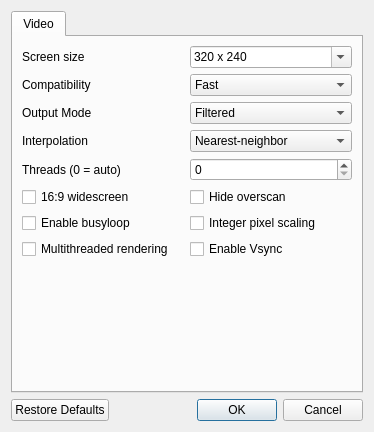
Qt form src/plugin/mupen64plus/UserInterface/MainDialog.ui (Thar0/angrylion-rdp-plus) before a commit.
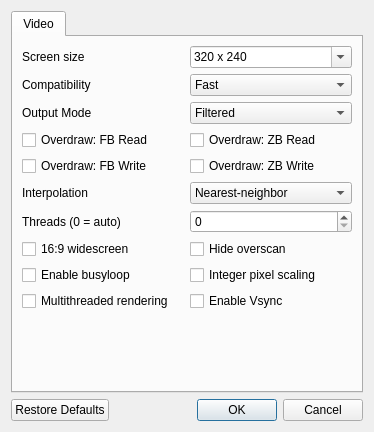
The same form after that commit.

Commit message: Overdraw visualization

The edit to the form file:
```diff
--- a/src/plugin/mupen64plus/UserInterface/MainDialog.ui
+++ b/src/plugin/mupen64plus/UserInterface/MainDialog.ui
@@ -171,6 +171,55 @@
            </item>
           </layout>
          </item>
+         <item>
+          <layout class="QHBoxLayout" name="horizontalLayout_12">
+           <property name="bottomMargin">
+            <number>0</number>
+           </property>
+           <item>
+            <layout class="QVBoxLayout" name="verticalLayout_8">
+             <property name="bottomMargin">
+              <number>0</number>
+             </property>
+             <item>
+              <widget class="QCheckBox" name="viOverdrawFbRdCheckBox">
+               <property name="text">
+                <string>Overdraw: FB Read</string>
+               </property>
+              </widget>
+             </item>
+             <item>
+              <widget class="QCheckBox" name="viOverdrawFbWrCheckBox">
+               <property name="text">
+                <string>Overdraw: FB Write</string>
+               </property>
+              </widget>
+             </item>
+            </layout>
+           </item>
+           <item>
+            <layout class="QVBoxLayout" name="verticalLayout_9">
+             <property name="bottomMargin">
+              <number>0</number>
+             </property>
+             <item>
+              <widget class="QCheckBox" name="viOverdrawZbRdCheckBox">
+               <property name="text">
+                <string>Overdraw: ZB Read</string>
+               </property>
+              </widget>
+             </item>
+             <item>
+              <widget class="QCheckBox" name="viOverdrawZbWrCheckBox">
+               <property name="text">
+                <string>Overdraw: ZB Write</string>
+               </property>
+              </widget>
+             </item>
+            </layout>
+           </item>
+          </layout>
+         </item>
          <item>
           <layout class="QHBoxLayout" name="horizontalLayout_5">
            <item>
```
Left out of the diff: 5 changed lines with no effect on the pictures. The commit also changes 13 other files.
